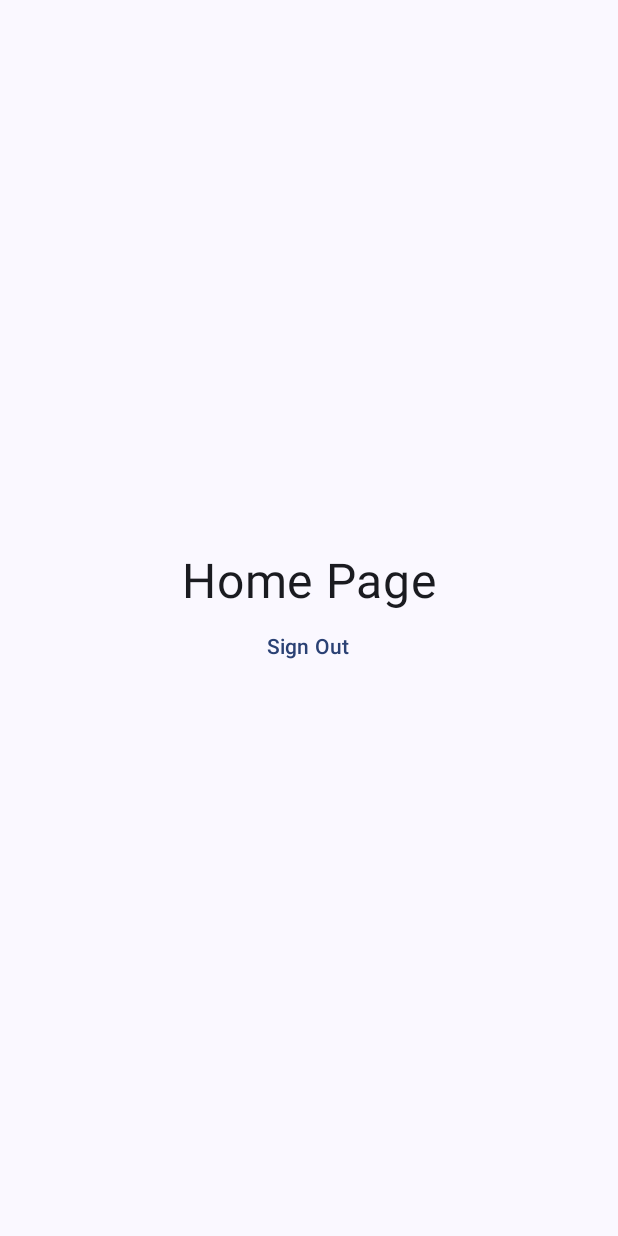
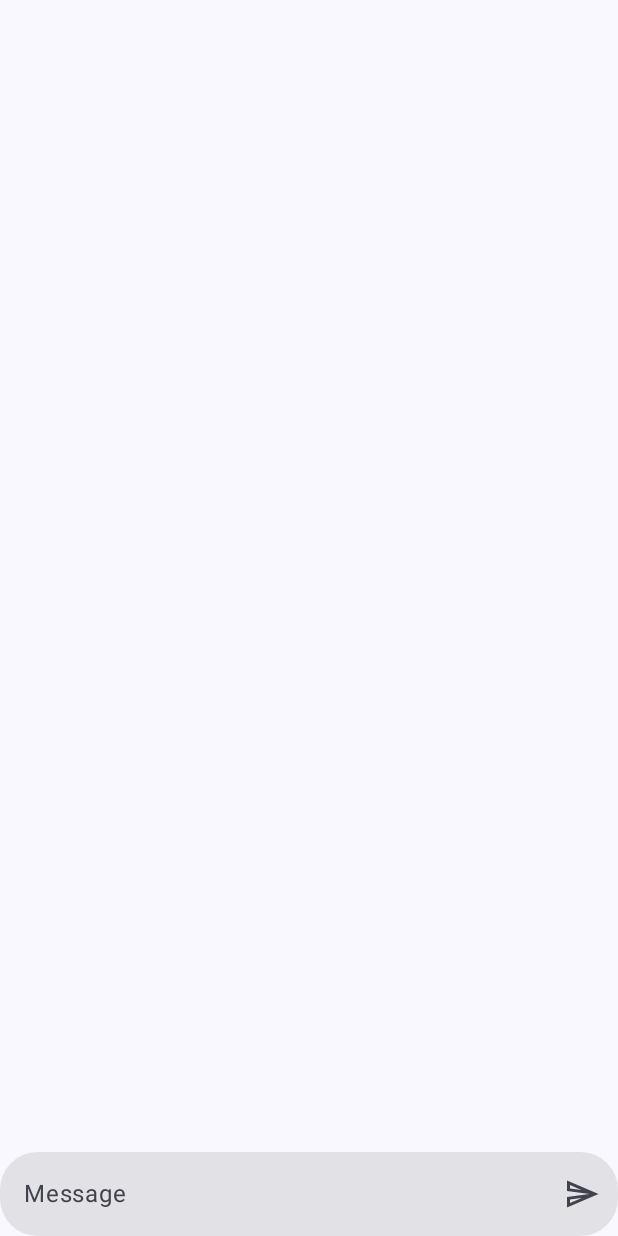
Before and after one commit to spbu-math-cs-mse/LingvoFriend, an Android app built with Jetpack Compose: the HomePage screen opened through its navigation route, on a phone screen of 412 x 824 dp. Run offline under Robolectric (Android 15) with nearby library versions, the phone set to English and light mode, and no system bars; our stand-ins replace Firebase (no records; nobody signed in at launch, a user with empty details on screens opened directly), livedata-compose.

Commit message:
[#4, #5] Implemented dialogue chat interface with LLM (#13)

```diff
--- a/app/src/main/java/com/example/lingvofriend/pages/HomePage.kt
+++ b/app/src/main/java/com/example/lingvofriend/pages/HomePage.kt
@@ -1,22 +1,49 @@
 package com.example.lingvofriend.pages
 
+import androidx.compose.foundation.background
 import androidx.compose.foundation.layout.Arrangement
 import androidx.compose.foundation.layout.Column
+import androidx.compose.foundation.layout.Row
 import androidx.compose.foundation.layout.fillMaxSize
+import androidx.compose.foundation.layout.fillMaxWidth
+import androidx.compose.foundation.layout.padding
+import androidx.compose.foundation.lazy.LazyColumn
+import androidx.compose.foundation.lazy.items
+import androidx.compose.foundation.lazy.rememberLazyListState
+import androidx.compose.foundation.shape.RoundedCornerShape
+import androidx.compose.material.icons.Icons
+import androidx.compose.material.icons.outlined.Send
+import androidx.compose.material3.ExperimentalMaterial3Api
+import androidx.compose.material3.Icon
+import androidx.compose.material3.IconButton
+import androidx.compose.material3.OutlinedTextField
 import androidx.compose.material3.Text
-import androidx.compose.material3.TextButton
+import androidx.compose.material3.TextFieldDefaults
 import androidx.compose.runtime.Composable
 import androidx.compose.runtime.LaunchedEffect
+import androidx.compose.runtime.getValue
 import androidx.compose.runtime.livedata.observeAsState
-import androidx.compose.ui.Alignment
+import androidx.compose.runtime.mutableStateListOf
+import androidx.compose.runtime.mutableStateOf
+import androidx.compose.runtime.remember
+import androidx.compose.runtime.rememberCoroutineScope
+import androidx.compose.runtime.setValue
 import androidx.compose.ui.Modifier
+import androidx.compose.ui.graphics.Color
+import androidx.compose.ui.unit.dp
 import androidx.compose.ui.unit.sp
 import androidx.navigation.NavController
+import com.example.lingvofriend.llmApi.Message
+import com.example.lingvofriend.llmApi.buildClient
+import kotlinx.coroutines.launch
 
-
+@OptIn(ExperimentalMaterial3Api::class)
 @Composable
-fun HomePage (modifier: Modifier = Modifier, navController: NavController, authViewModel: AuthViewModel) {
-
+fun HomePage(
+    modifier: Modifier = Modifier,
+    navController: NavController,
+    authViewModel: AuthViewModel,
+) {
     val authState = authViewModel.authState.observeAsState()
 
     LaunchedEffect(authState.value) {
@@ -26,17 +53,105 @@ fun HomePage (modifier: Modifier = Modifier, navController: NavController, authV
         }
     }
 
-    Column(
-        modifier = modifier.fillMaxSize(),
-        verticalArrangement = Arrangement.Center,
-        horizontalAlignment = Alignment.CenterHorizontally
-    ) {
-        Text(text = "Home Page", fontSize = 32.sp)
+    val chatMessages =
+        remember {
+            mutableStateListOf<Message>()
+        }
 
-        TextButton(onClick = {
-            authViewModel.signout()
-        }) {
-            Text(text = "Sign Out")
+    var userMessage by remember { mutableStateOf("") }
+    var aiMessage by remember { mutableStateOf("") }
+
+    val listState = rememberLazyListState()
+    val coroutineScope = rememberCoroutineScope()
+
+    LaunchedEffect(chatMessages.size) {
+        if (chatMessages.isNotEmpty()) {
+            listState.animateScrollToItem(chatMessages.size - 1)
         }
     }
+
+    Column(
+        modifier =
+            Modifier
+                .fillMaxSize(),
+    ) {
+        LazyColumn(
+            modifier =
+                Modifier
+                    .weight(1f),
+            state = listState,
+        ) {
+            items(chatMessages) { chatMessage ->
+
+                val arrangement =
+                    if (chatMessage.role == "user") Arrangement.End else Arrangement.Start
+                val color = if (chatMessage.role == "user") Color.LightGray else Color(0xFFD0F0C0)
+
+                Row(
+                    modifier = Modifier.fillMaxWidth(),
+                    horizontalArrangement = arrangement,
+                ) {
+                    ChatBubble(
+                        chatMessage.text,
+                        color,
+                    )
+                }
+            }
+        }
+
+        OutlinedTextField(
+            value = userMessage,
+            onValueChange = { userMessage = it },
+            placeholder = { Text("Message") },
+            modifier =
+                Modifier
+                    .fillMaxWidth()
+                    .background(
+                        color = Color.LightGray.copy(alpha = 0.5f),
+                        shape = RoundedCornerShape(25.dp),
+                    ),
+            shape = RoundedCornerShape(25.dp),
+            colors =
+                TextFieldDefaults.outlinedTextFieldColors(
+                    focusedBorderColor = Color.Transparent,
+                    unfocusedBorderColor = Color.Transparent,
+                ),
+            trailingIcon = {
+                IconButton(
+                    onClick = {
+                        if (userMessage.isNotEmpty()) {
+                            chatMessages.add(Message("user", userMessage))
+                        }
+
+                        coroutineScope.launch {
+                            val aiResponse = buildClient(chatMessages.toList())
+                            chatMessages.add(Message("assistant", aiResponse))
+                        }
+                    },
+                ) {
+                    Icon(
+                        imageVector = Icons.Outlined.Send,
+                        contentDescription = "Send msg",
+                    )
+                }
+            },
+        )
+    }
 }
+
+@Composable
+fun ChatBubble(
+    message: String,
+    color: Color = Color.LightGray,
+) {
+    Text(
+        text = message,
+        modifier =
+            Modifier
+                .padding(8.dp)
+                .background(color, shape = RoundedCornerShape(8.dp))
+                .padding(12.dp),
+        color = Color.Black,
+        fontSize = 16.sp,
+    )
+}
```
Also changed, not shown: app/build.gradle.kts (+3 -11 lines), app/src/main/java/com/example/lingvofriend/llmApi/ApiService.kt (added, +68 -0 lines), app/src/main/java/com/example/lingvofriend/llmApi/PromptRequest.kt (added, +18 -0 lines), app/src/main/java/com/example/lingvofriend/llmApi/PromptResponse.kt (added, +22 -0 lines), app/src/main/java/com/example/lingvofriend/MainActivity.kt (line endings or trailing spaces).
